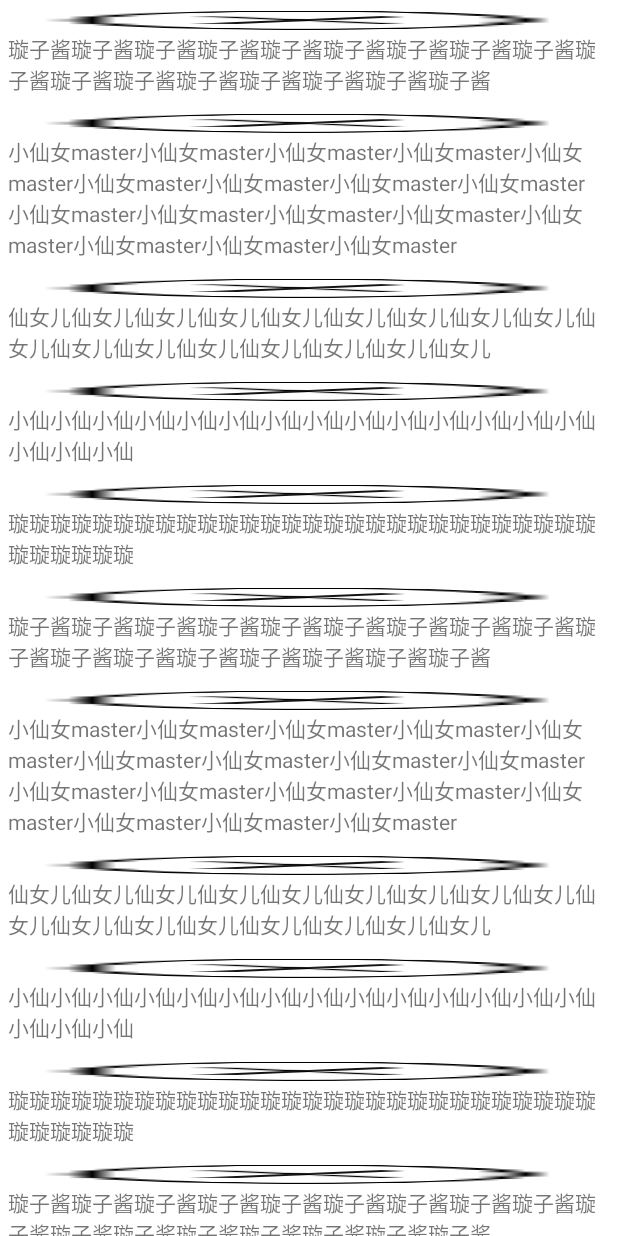
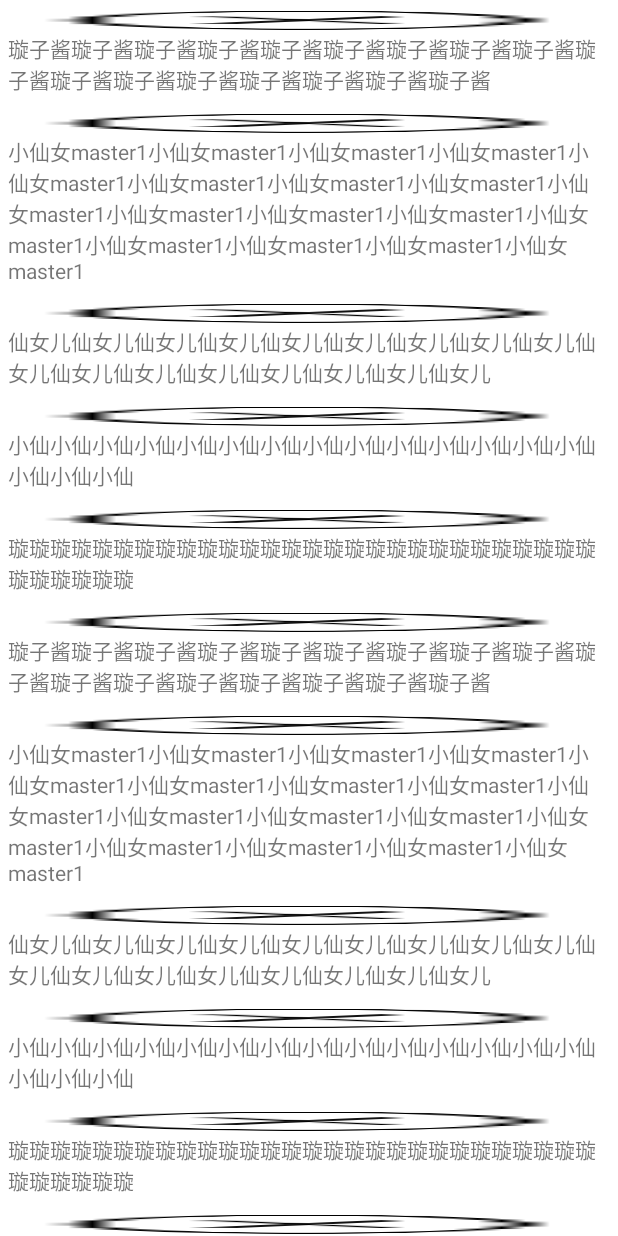
Before and after one commit to huaidanlk/RecycleViewTest, an Android app: the MainActivity screen opened directly, with no data from a screen before it, on a phone screen of 412 x 824 dp. Run offline under Robolectric (Android 15) with nearby library versions, the phone set to English and light mode, and no system bars.

Commit message:
third commit

```diff
--- a/app/src/main/java/com/example/recyeleviewtest/MainActivity.java
+++ b/app/src/main/java/com/example/recyeleviewtest/MainActivity.java
@@ -46,7 +46,7 @@ public class MainActivity extends TranslucentBarBaseActivity {
     private void initData() {
         for(int i=0;i<3;i++){
             mFruitList.add(new Fruit(getRandomLengthName("璇子酱"),R.drawable.essential_icons_cancel));
-            mFruitList.add(new Fruit(getRandomLengthName("小仙女master"),R.drawable.essential_icons_cancel));
+            mFruitList.add(new Fruit(getRandomLengthName("小仙女master1"),R.drawable.essential_icons_cancel));
             mFruitList.add(new Fruit(getRandomLengthName("仙女儿"),R.drawable.essential_icons_clock));
             mFruitList.add(new Fruit(getRandomLengthName("小仙"),R.drawable.essential_icons_comment));
             mFruitList.add(new Fruit(getRandomLengthName("璇璇"),R.drawable.essential_icons_comment_lines));
```
